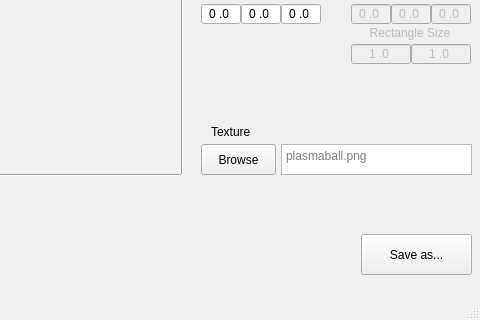
The window that TA_ParticleEditor/TA_ParticleEditor/particleeditor.ui (Stureplan/TA_ParticleEditor) describes before a commit, drawn with Qt 5; both pictures show x 469 to 949 and y 333 to 653 of the 949 by 653 pixel window.
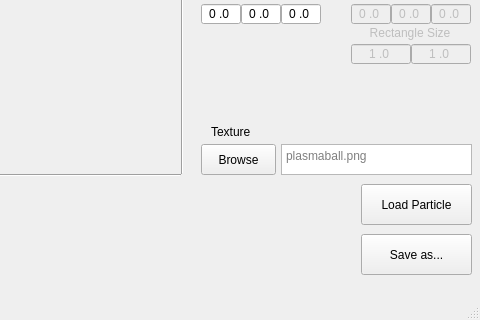
The same window after the commit. Custom widgets are drawn as their Qt base class.

Commit message: added load ps button

What changed in the file:
```diff
--- a/TA_ParticleEditor/TA_ParticleEditor/particleeditor.ui
+++ b/TA_ParticleEditor/TA_ParticleEditor/particleeditor.ui
@@ -949,6 +949,19 @@
      </property>
     </widget>
    </widget>
+   <widget class="QPushButton" name="loadPS">
+    <property name="geometry">
+     <rect>
+      <x>830</x>
+      <y>500</y>
+      <width>111</width>
+      <height>41</height>
+     </rect>
+    </property>
+    <property name="text">
+     <string>Load Particle</string>
+    </property>
+   </widget>
   </widget>
   <widget class="QMenuBar" name="menuBar">
    <property name="geometry">
```
Left out of the diff: 17 changed lines with no effect on the pictures. The commit also changes 4 other files.
